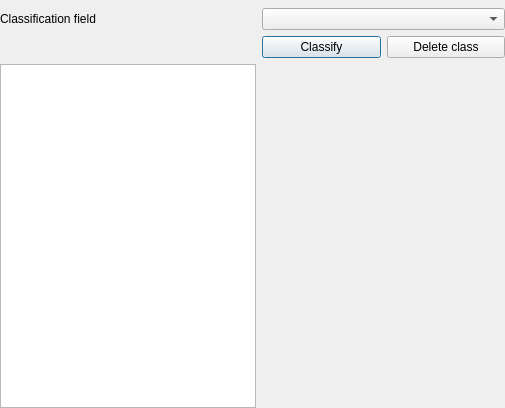
Before: the Qt Designer form src/ui/qgsuniquevaluedialogbase.ui in kadas-albireo/kadas-albireo, drawn with Qt 5.
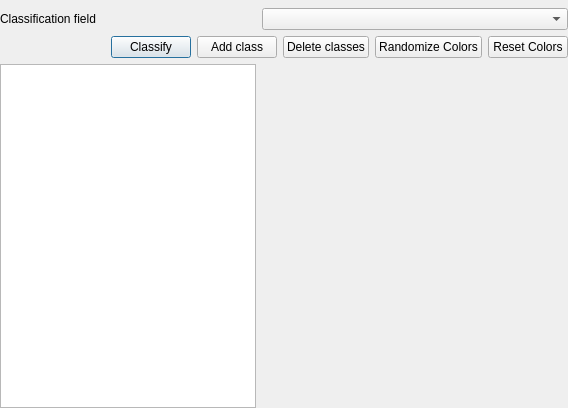
After: the same form once the commit is applied.

Commit message:
enhance unique value dialog:
- allow selection of multiple classes
- new 'add class' button (fixes #1099)
- new 'reset colors' button to reset the color of selected/all classes to white
- new 'randomize colors' button to randomly set colors of selected/all classes
- 'remove classes' removes selected classes
- change common attributes for multiple selected classes at once
- allow renaming of classes
- 'Classify' now adds missing instead of recreating all classes
- used QMap instead for std::map for classes

Patch:
```diff
--- a/src/ui/qgsuniquevaluedialogbase.ui
+++ b/src/ui/qgsuniquevaluedialogbase.ui
@@ -5,7 +5,7 @@
    <rect>
     <x>0</x>
     <y>0</y>
-    <width>505</width>
+    <width>500</width>
     <height>408</height>
    </rect>
   </property>
@@ -69,7 +69,9 @@
      </property>
     </widget>
    </item>
-   <item row="1" column="0" >
+   <item row="1" column="0" colspan="2" >
+    <layout class="QHBoxLayout" >
+     <item>
     <spacer>
      <property name="orientation" >
       <enum>Qt::Horizontal</enum>
@@ -85,8 +87,6 @@
      </property>
     </spacer>
    </item>
-   <item row="1" column="1" >
-    <layout class="QHBoxLayout" >
      <item>
       <widget class="QPushButton" name="mClassifyButton" >
        <property name="text" >
@@ -94,10 +94,31 @@
        </property>
       </widget>
      </item>
+     <item>
+      <widget class="QPushButton" name="mAddButton" >
+       <property name="text" >
+        <string>Add class</string>
+       </property>
+      </widget>
+     </item>
      <item>
       <widget class="QPushButton" name="mDeletePushButton" >
        <property name="text" >
-        <string>Delete class</string>
+        <string>Delete classes</string>
+       </property>
+      </widget>
+     </item>
+     <item>
+      <widget class="QPushButton" name="mRandomizeColors" >
+       <property name="text" >
+        <string>Randomize Colors</string>
+       </property>
+      </widget>
+     </item>
+     <item>
+      <widget class="QPushButton" name="mResetColors" >
+       <property name="text" >
+        <string>Reset Colors</string>
        </property>
       </widget>
      </item>
```
Left out of the diff: 2 changed lines with no effect on the pictures. Lines whose indentation alone changed are shown as unchanged. The commit also changes 4 other files.
